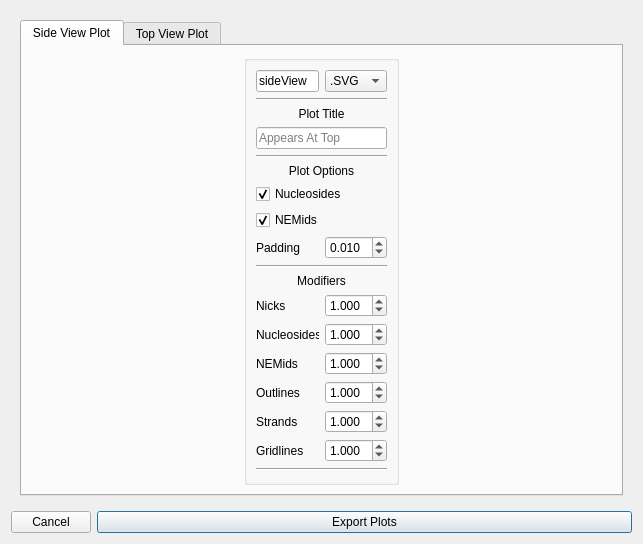
Qt form ui/dialogs/plot_exporter/plot_exporter.ui (NATuG3/NATuG3) before a commit.
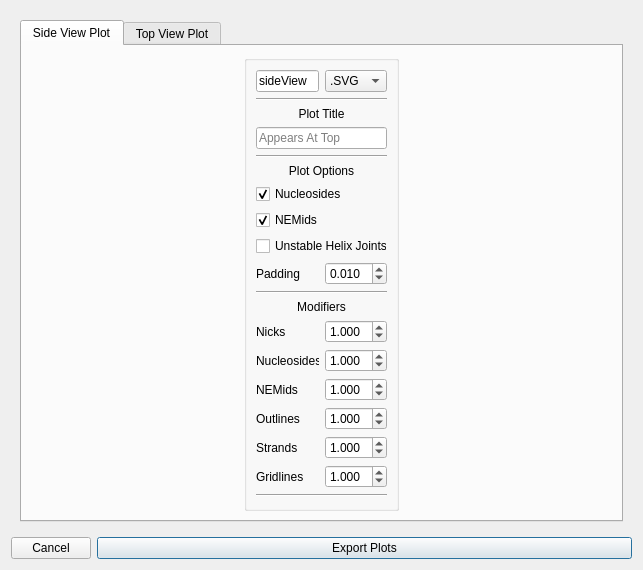
The same form after that commit.

Commit message: Add configurable unstable joint indicators for render

The edit to the form file:
```diff
--- a/ui/dialogs/plot_exporter/plot_exporter.ui
+++ b/ui/dialogs/plot_exporter/plot_exporter.ui
@@ -7,7 +7,7 @@
     <x>0</x>
     <y>0</y>
     <width>643</width>
-    <height>521</height>
+    <height>525</height>
    </rect>
   </property>
   <property name="minimumSize">
@@ -63,6 +63,13 @@
              <string/>
             </property>
             <layout class="QGridLayout" name="gridLayout_2">
+             <item row="15" column="0">
+              <widget class="QLabel" name="label_3">
+               <property name="text">
+                <string>Outlines</string>
+               </property>
+              </widget>
+             </item>
              <item row="0" column="1">
               <widget class="QComboBox" name="side_view_filetype">
                <property name="sizePolicy">
@@ -94,7 +101,7 @@
                </item>
               </widget>
              </item>
-             <item row="19" column="0" colspan="2">
+             <item row="20" column="0" colspan="2">
               <spacer name="verticalSpacer">
                <property name="orientation">
                 <enum>Qt::Vertical</enum>
@@ -107,14 +114,7 @@
                </property>
               </spacer>
              </item>
-             <item row="14" column="0">
-              <widget class="QLabel" name="label_3">
-               <property name="text">
-                <string>Outlines</string>
-               </property>
-              </widget>
-             </item>
-             <item row="13" column="1">
+             <item row="14" column="1">
               <widget class="QDoubleSpinBox" name="NEMid_size_modifier">
                <property name="minimumSize">
                 <size>
@@ -145,7 +145,7 @@
                </property>
               </widget>
              </item>
-             <item row="12" column="1">
+             <item row="13" column="1">
               <widget class="QDoubleSpinBox" name="nucleoside_size_modifier">
                <property name="minimumSize">
                 <size>
@@ -177,13 +177,51 @@
               </widget>
              </item>
              <item row="16" column="0">
+              <widget class="QLabel" name="strand_stroke_modifier_2">
+               <property name="text">
+                <string>Strands</string>
+               </property>
+              </widget>
+             </item>
+             <item row="17" column="0">
               <widget class="QLabel" name="label_8">
                <property name="text">
                 <string>Gridlines</string>
                </property>
               </widget>
              </item>
-             <item row="10" column="0" colspan="2">
+             <item row="16" column="1">
+              <widget class="QDoubleSpinBox" name="strand_stroke_modifier">
+               <property name="minimumSize">
+                <size>
+                 <width>0</width>
+                 <height>0</height>
+                </size>
+               </property>
+               <property name="maximumSize">
+                <size>
+                 <width>16777215</width>
+                 <height>16777215</height>
+                </size>
+               </property>
+               <property name="buttonSymbols">
+                <enum>QAbstractSpinBox::UpDownArrows</enum>
+               </property>
+               <property name="decimals">
+                <number>3</number>
+               </property>
+               <property name="maximum">
+                <double>200.000000000000000</double>
+               </property>
+               <property name="singleStep">
+                <double>0.050000000000000</double>
+               </property>
+               <property name="value">
+                <double>1.000000000000000</double>
+               </property>
+              </widget>
+             </item>
+             <item row="11" column="0" colspan="2">
               <widget class="QLabel" name="label">
                <property name="text">
                 <string>Modifiers</string>
@@ -193,45 +231,7 @@
                </property>
               </widget>
              </item>
-             <item row="15" column="0">
-              <widget class="QLabel" name="strand_stroke_modifier_2">
-               <property name="text">
-                <string>Strands</string>
-               </property>
-              </widget>
-             </item>
              <item row="15" column="1">
-              <widget class="QDoubleSpinBox" name="strand_stroke_modifier">
-               <property name="minimumSize">
-                <size>
-                 <width>0</width>
-                 <height>0</height>
-                </size>
-               </property>
-               <property name="maximumSize">
-                <size>
-                 <width>16777215</width>
-                 <height>16777215</height>
-                </size>
-               </property>
-               <property name="buttonSymbols">
-                <enum>QAbstractSpinBox::UpDownArrows</enum>
-               </property>
-               <property name="decimals">
-                <number>3</number>
-               </property>
-               <property name="maximum">
-                <double>200.000000000000000</double>
-               </property>
-               <property name="singleStep">
-                <double>0.050000000000000</double>
-               </property>
-               <property name="value">
-                <double>1.000000000000000</double>
-               </property>
-              </widget>
-             </item>
-             <item row="14" column="1">
               <widget class="QDoubleSpinBox" name="point_outline_modifier">
                <property name="minimumSize">
                 <size>
@@ -262,28 +262,28 @@
                </property>
               </widget>
              </item>
-             <item row="9" column="0" colspan="2">
+             <item row="10" column="0" colspan="2">
               <widget class="Line" name="line">
                <property name="orientation">
                 <enum>Qt::Horizontal</enum>
                </property>
               </widget>
              </item>
-             <item row="13" column="0">
+             <item row="14" column="0">
               <widget class="QLabel" name="label_10">
                <property name="text">
                 <string>NEMids</string>
                </property>
               </widget>
              </item>
-             <item row="11" column="0">
+             <item row="12" column="0">
               <widget class="QLabel" name="label_2">
                <property name="text">
                 <string>Nicks</string>
                </property>
               </widget>
              </item>
-             <item row="16" column="1">
+             <item row="17" column="1">
               <widget class="QDoubleSpinBox" name="gridline_width_modifier">
                <property name="minimumSize">
                 <size>
@@ -314,33 +314,6 @@
                </property>
               </widget>
              </item>
-             <item row="12" column="0">
-              <widget class="QLabel" name="label_4">
-               <property name="text">
-                <string>Nucleosides</string>
-               </property>
-              </widget>
-             </item>
-             <item row="7" column="0">
-              <widget class="QCheckBox" name="plot_NEMids">
-               <property name="text">
-                <string>NEMids</string>
-               </property>
-               <property name="checked">
-                <bool>true</bool>
-               </property>
-              </widget>
-             </item>
-             <item row="2" column="0" colspan="2">
-              <widget class="QLabel" name="label_11">
-               <property name="text">
-                <string>Plot Title</string>
-               </property>
-               <property name="alignment">
-                <set>Qt::AlignCenter</set>
-               </property>
-              </widget>
-             </item>
              <item row="5" column="0" colspan="2">
               <widget class="QLabel" name="label_5">
                <property name="text">
@@ -358,7 +331,54 @@
                </property>
               </widget>
              </item>
-             <item row="11" column="1">
+             <item row="13" column="0">
+              <widget class="QLabel" name="label_4">
+               <property name="text">
+                <string>Nucleosides</string>
+               </property>
+              </widget>
+             </item>
+             <item row="2" column="0" colspan="2">
+              <widget class="QLabel" name="label_11">
+               <property name="text">
+                <string>Plot Title</string>
+               </property>
+               <property name="alignment">
+                <set>Qt::AlignCenter</set>
+               </property>
+              </widget>
+             </item>
+             <item row="18" column="0" colspan="2">
+              <widget class="Line" name="line_6">
+               <property name="orientation">
+                <enum>Qt::Horizontal</enum>
+               </property>
+              </widget>
+             </item>
+             <item row="0" column="0">
+              <widget class="QLineEdit" name="side_view_filename">
+               <property name="sizePolicy">
+                <sizepolicy hsizetype="Maximum" vsizetype="Fixed">
+                 <horstretch>0</horstretch>
+                 <verstretch>0</verstretch>
+                </sizepolicy>
+               </property>
+               <property name="text">
+                <string>sideView</string>
+               </property>
+               <property name="placeholderText">
+                <string>File Name</string>
+               </property>
+              </widget>
+             </item>
+             <item row="1" column="0" colspan="2">
+              <widget class="Line" name="line_3">
+               <property name="orientation">
+                <enum>Qt::Horizontal</enum>
+               </property>
+              </widget>
+             </item>
+             <item row="12" column="1">
               <widget class="QDoubleSpinBox" name="nick_size_modifier">
                <property name="minimumSize">
                 <size>
@@ -405,22 +425,6 @@
                </property>
               </widget>
              </item>
-             <item row="0" column="0">
-              <widget class="QLineEdit" name="side_view_filename">
-               <property name="sizePolicy">
-                <sizepolicy hsizetype="Maximum" vsizetype="Fixed">
-                 <horstretch>0</horstretch>
-                 <verstretch>0</verstretch>
-                </sizepolicy>
-               </property>
-               <property name="text">
-                <string>sideView</string>
-               </property>
-               <property name="placeholderText">
-                <string>File Name</string>
-               </property>
-              </widget>
-             </item>
              <item row="6" column="0" colspan="2">
               <widget class="QCheckBox" name="plot_nucleosides">
                <property name="text">
@@ -431,28 +435,14 @@
                </property>
               </widget>
              </item>
-             <item row="1" column="0" colspan="2">
-              <widget class="Line" name="line_3">
-               <property name="orientation">
-                <enum>Qt::Horizontal</enum>
-               </property>
-              </widget>
-             </item>
-             <item row="17" column="0" colspan="2">
-              <widget class="Line" name="line_6">
-               <property name="orientation">
-                <enum>Qt::Horizontal</enum>
-               </property>
-              </widget>
-             </item>
-             <item row="8" column="0">
+             <item row="9" column="0">
               <widget class="QLabel" name="label_9">
                <property name="text">
                 <string>Padding</string>
                </property>
               </widget>
              </item>
-             <item row="8" column="1">
+             <item row="9" column="1">
               <widget class="QDoubleSpinBox" name="side_view_padding">
                <property name="decimals">
                 <number>3</number>
@@ -465,6 +455,23 @@
                </property>
               </widget>
              </item>
+             <item row="8" column="0" colspan="2">
+              <widget class="QCheckBox" name="plot_unstable_joint_indicators">
+               <property name="text">
+                <string>Unstable Helix Joints</string>
+               </property>
+              </widget>
+             </item>
+             <item row="7" column="0" colspan="2">
+              <widget class="QCheckBox" name="plot_NEMids">
+               <property name="text">
+                <string>NEMids</string>
+               </property>
+               <property name="checked">
+                <bool>true</bool>
+               </property>
+              </widget>
+             </item>
             </layout>
            </widget>
           </item>
```
The commit also changes 2 other files.
